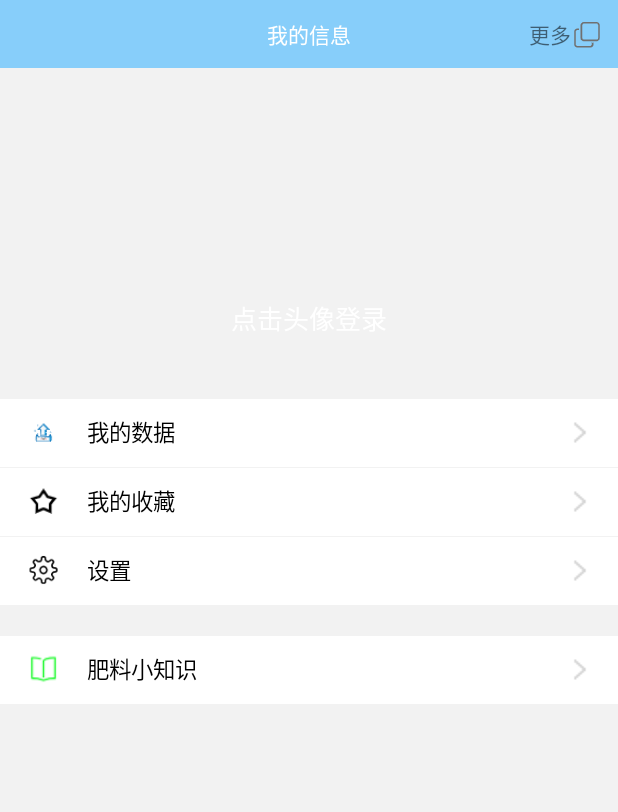
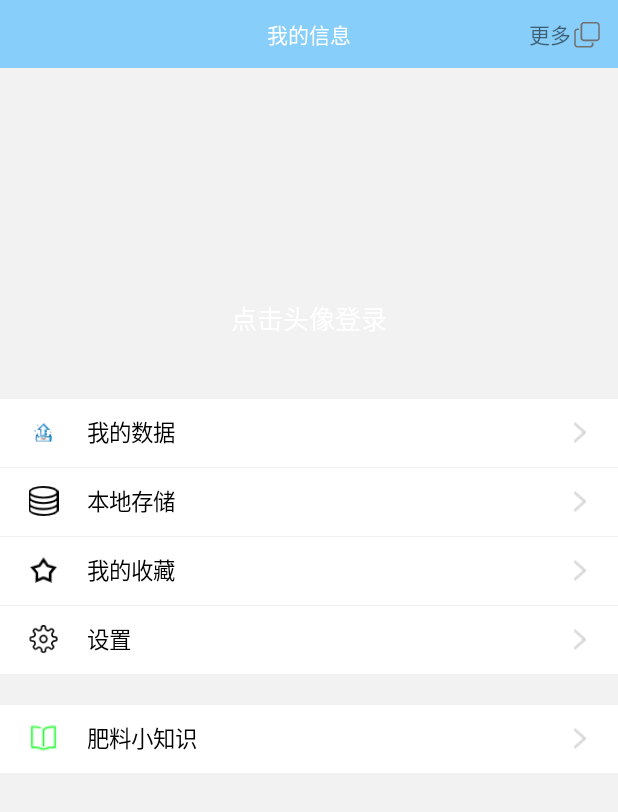
Before and after one commit to Bosshzh/ShiFei, an Android app: the layout fragment_wode.xml on its own in the app's theme, with its tools: preview values and no code run, on a phone screen of 412 x 824 dp. Shown: the top 812 px of the screen. Run offline under Robolectric (Android 15) with nearby library versions, the phone set to English and light mode, and no system bars.

Commit message:
2020年2月15日更改

```diff
--- a/app/build.gradle
+++ b/app/build.gradle
@@ -62,7 +62,7 @@ dependencies {
     androidTestImplementation 'androidx.test:runner:1.2.0'
     androidTestImplementation 'androidx.test.espresso:espresso-core:3.2.0'
     implementation files('libs/mysql-connector-java-5.1.20.jar')
-    implementation 'org.litepal.android:core:1.6.1'
+    implementation 'org.litepal.android:java:3.0.0'
     //JAVA-MAIL
     implementation 'com.sun.mail:android-mail:1.6.0'
     implementation 'com.sun.mail:android-activation:1.6.0'
--- a/app/src/main/AndroidManifest.xml
+++ b/app/src/main/AndroidManifest.xml
@@ -2,7 +2,6 @@
 <manifest xmlns:android="http://schemas.android.com/apk/res/android"
     xmlns:tools="http://schemas.android.com/tools"
     package="com.lanling.activity">
-
     <uses-permission android:name="android.permission.READ_EXTERNAL_STORAGE" />
     <uses-permission android:name="android.permission.ACCESS_NETWORK_STATE" />
     <uses-permission android:name="android.permission.INTERNET" />
@@ -85,7 +84,6 @@
         <activity android:name=".WelcomeActivity">
             <intent-filter>
                 <action android:name="android.intent.action.MAIN" />
-
                 <category android:name="android.intent.category.LAUNCHER" />
             </intent-filter>
         </activity>
--- a/app/src/main/res/layout/fragment_wode.xml
+++ b/app/src/main/res/layout/fragment_wode.xml
@@ -69,6 +69,15 @@
             app:image="@mipmap/go"
             ></com.lanling.view.PerSelectView>
 
+        <com.lanling.view.PerSelectView
+            android:id="@+id/wode_bendi"
+            android:layout_width="match_parent"
+            android:layout_height="wrap_content"
+            app:imageview="@mipmap/bendi"
+            app:text="本地存储"
+            app:image="@mipmap/go"
+            ></com.lanling.view.PerSelectView>
+
 
 
         <com.lanling.view.PerSelectView
```
Also changed, not shown: app/src/main/java/com/lanling/activity/MainActivity.java (+10 -1 lines), app/src/main/java/com/lanling/activity/UploadDataActivity.java (+12 -2 lines), app/src/main/java/com/lanling/bean/UploadData.java (+9 -0 lines), app/src/main/res/mipmap-hdpi/bendi.png (added), 360 other files.
